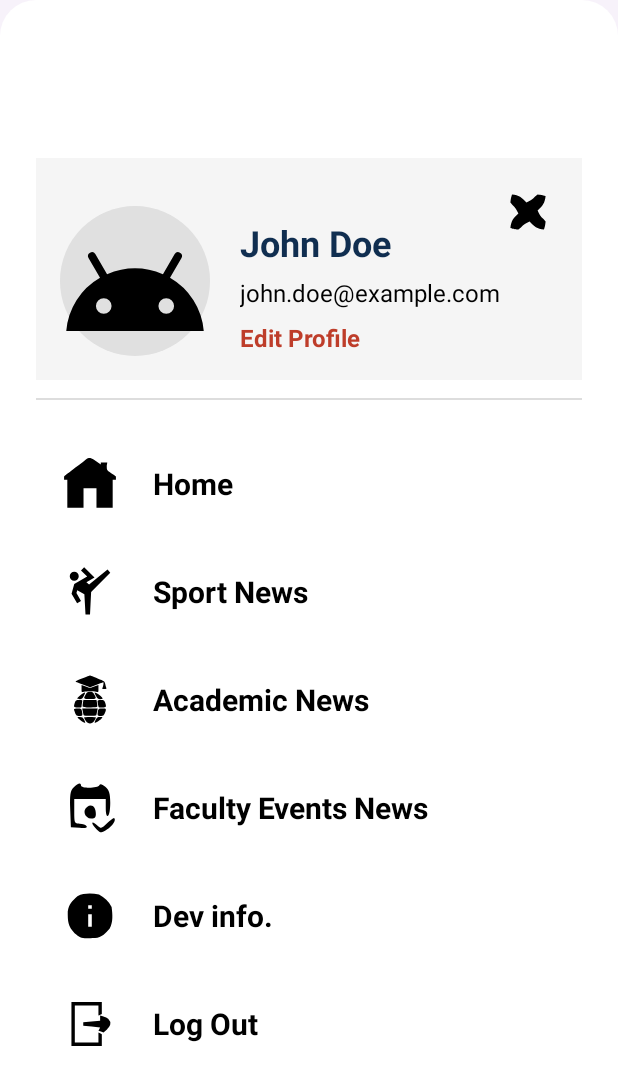
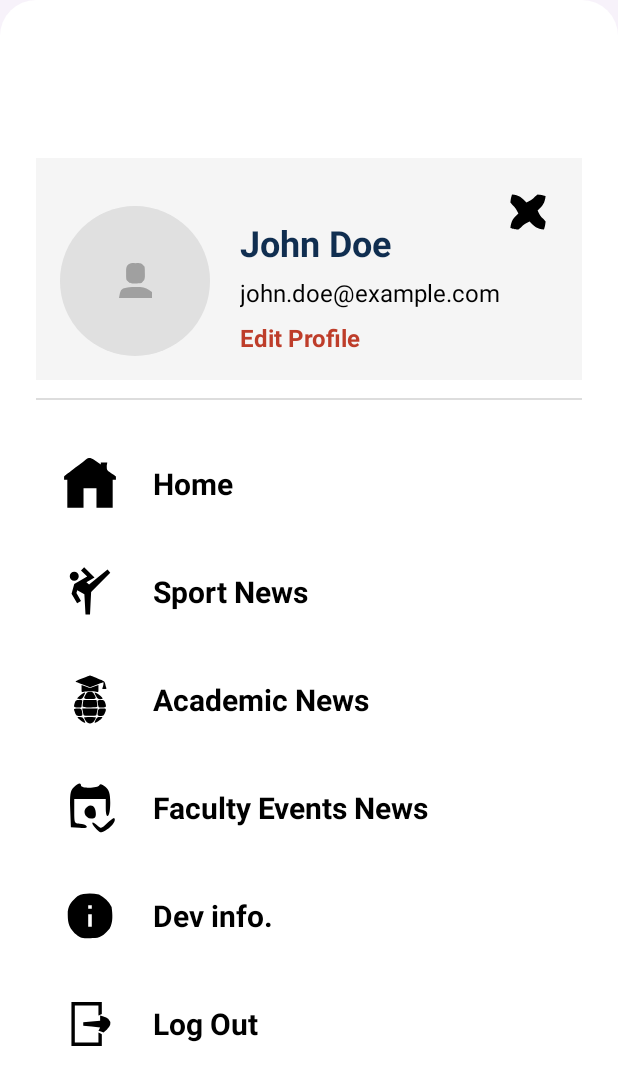
Before and after one commit to Sathsarani2002/Techupnews, an Android app: the fragment UserBottomSheetFragment shown on its own in the app's theme, on a phone screen of 412 x 824 dp. Shown: the top 1085 px of the screen. Run offline under Robolectric (Android 15) with nearby library versions, the phone set to English and light mode, and no system bars.

Commit message:
edit profile added

```diff
--- /dev/null
+++ b/app/src/main/res/drawable/ic_user_placeholder.xml
@@ -0,0 +1,12 @@
+<vector xmlns:android="http://schemas.android.com/apk/res/android"
+    android:width="30dp"
+    android:height="30dp"
+    android:viewportWidth="30"
+    android:viewportHeight="30">
+  <path
+      android:pathData="M12.875,2.734C13.576,2.74 14.278,2.745 15,2.75C15.701,2.745 16.403,2.74 17.125,2.734C19,3 19,3 21,5C21.266,7.094 21.266,7.094 21.25,9.5C21.255,10.294 21.26,11.088 21.266,11.906C21,14 21,14 19,16C17.125,16.266 17.125,16.266 15,16.25C14.299,16.255 13.597,16.26 12.875,16.266C11,16 11,16 9,14C8.734,11.906 8.734,11.906 8.75,9.5C8.745,8.706 8.74,7.912 8.734,7.094C9.093,4.267 10.007,3.141 12.875,2.734Z"
+      android:fillColor="#000000"/>
+  <path
+      android:pathData="M14.938,18.688C15.957,18.671 16.977,18.654 18.027,18.637C21.447,19.055 23.333,19.824 26,22C26,23.32 26,24.64 26,26C18.74,26 11.48,26 4,26C5,21 5,21 6.691,19.707C9.523,18.84 11.975,18.699 14.938,18.688Z"
+      android:fillColor="#000000"/>
+</vector>
--- a/app/src/main/res/layout/user_profile_bottom_sheet.xml
+++ b/app/src/main/res/layout/user_profile_bottom_sheet.xml
@@ -26,24 +26,38 @@
             android:tint="#000000"
             android:contentDescription="Close" />
 
-        <!-- User Image -->
-        <ImageView
-            android:id="@+id/userImage"
+        <!-- Container for User Image -->
+        <RelativeLayout
+            android:id="@+id/userImageContainer"
             android:layout_width="100dp"
             android:layout_height="100dp"
             android:layout_alignParentStart="true"
-            android:layout_marginTop="16dp"
-            android:src="@drawable/user"
-            android:background="@drawable/circle_background"
-            android:scaleType="centerCrop"
-            android:contentDescription="User Image" />
+            android:layout_marginTop="16dp">
+
+            <!-- Circle background -->
+            <View
+                android:layout_width="match_parent"
+                android:layout_height="match_parent"
+                android:background="@drawable/circle_background" />
+
+            <!-- User Image icon -->
+            <ImageView
+                android:id="@+id/userImage"
+                android:layout_width="64dp"
+                android:layout_height="64dp"
+                android:layout_centerInParent="true"
+                android:src="@drawable/ic_user_placeholder"
+                android:tint="#A0A0A0"
+                android:scaleType="centerInside"
+                android:contentDescription="User Image" />
+        </RelativeLayout>
 
         <!-- Username -->
         <TextView
             android:id="@+id/username"
             android:layout_width="wrap_content"
             android:layout_height="wrap_content"
-            android:layout_toEndOf="@id/userImage"
+            android:layout_toEndOf="@id/userImageContainer"
             android:layout_marginStart="20dp"
             android:layout_marginTop="24dp"
             android:text="John Doe"
@@ -58,7 +72,7 @@
             android:layout_width="wrap_content"
             android:layout_height="wrap_content"
             android:layout_below="@id/username"
-            android:layout_toEndOf="@id/userImage"
+            android:layout_toEndOf="@id/userImageContainer"
             android:layout_marginStart="20dp"
             android:layout_marginTop="6dp"
             android:text="john.doe@example.com"
@@ -72,7 +86,7 @@
             android:layout_width="wrap_content"
             android:layout_height="wrap_content"
             android:layout_below="@id/email"
-            android:layout_toEndOf="@id/userImage"
+            android:layout_toEndOf="@id/userImageContainer"
             android:layout_marginStart="20dp"
             android:layout_marginTop="8dp"
             android:text="Edit Profile"
```
Also changed, not shown: app/src/main/res/drawable/ic_camera.xml (added, +15 -0 lines), app/src/main/res/layout/activity_edit_profile.xml (+36 -11 lines).
